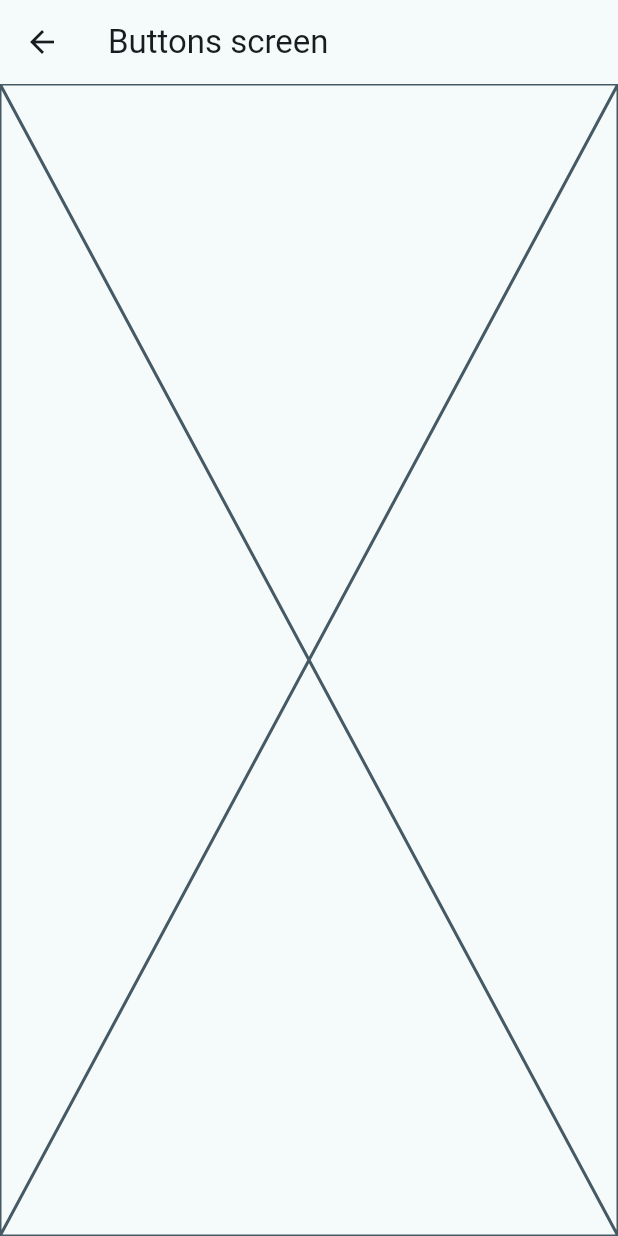
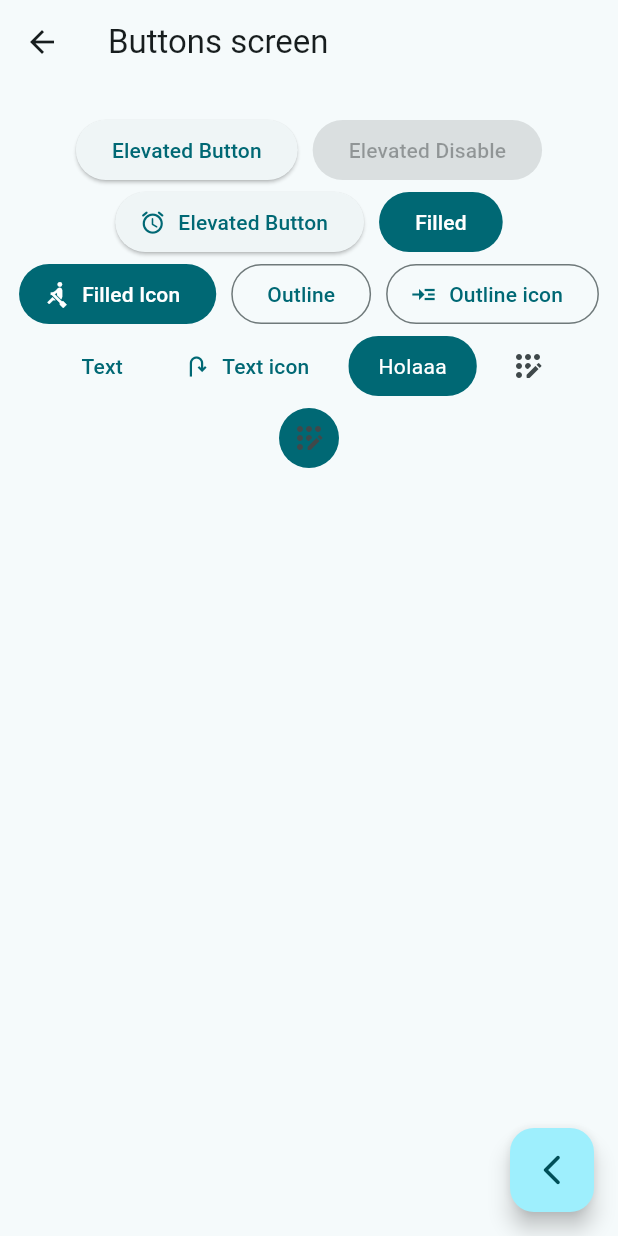
Before and after one commit to erivas17/fl_widgets_app, a Flutter app: the screen it shows after launch, after a tap on "Botones", on a phone screen of 412 x 824 dp. Run offline on Flutter 3.47's test engine with Material 2 defaults, Android fonts, the phone set to English and light mode, and no system bars; our stand-ins replace go_router.

Commit message:
buttons screen finished

```diff
--- a/lib/config/menu/menu_items.dart
+++ b/lib/config/menu/menu_items.dart
@@ -22,6 +22,6 @@ const appMenuItems = <MenuItem>[
   MenuItem(
       tittle: 'Tarjetas',
       subTittle: 'Contenedor estilizado',
-      url: '/card',
+      url: '/cards',
       icon: Icons.credit_card),
 ];
--- /dev/null
+++ b/lib/config/router/app_router.dart
@@ -0,0 +1,28 @@
+import 'package:go_router/go_router.dart';
+import 'package:widgets_app/presentation/screens/buttons/buttons_screen.dart';
+import 'package:widgets_app/presentation/screens/buttons/cards/cards_screen.dart';
+import 'package:widgets_app/presentation/screens/home/home_screen.dart';
+
+/// The route configuration.
+final GoRouter appRouter = GoRouter(
+  routes: <RouteBase>[
+    GoRoute(
+      path: '/',
+      builder: (context, GoRouterState state) {
+        return const HomeScreen();
+      },
+    ),
+    GoRoute(
+      path: '/buttons',
+      builder: (context, GoRouterState state) {
+        return const ButtonsScreen();
+      },
+    ),
+    GoRoute(
+      path: '/cards',
+      builder: (context, GoRouterState state) {
+        return const CardsScreen();
+      },
+    ),
+  ],
+);
--- a/lib/main.dart
+++ b/lib/main.dart
@@ -1,8 +1,6 @@
 import 'package:flutter/material.dart';
+import 'package:widgets_app/config/router/app_router.dart';
 import 'package:widgets_app/config/theme/app_theme.dart';
-import 'package:widgets_app/presentation/screens/buttons/buttons_screen.dart';
-import 'package:widgets_app/presentation/screens/buttons/cards/cards_screen.dart';
-import 'package:widgets_app/presentation/screens/home/home_screen.dart';
 
 void main() {
   runApp(const MainApp());
@@ -13,14 +11,10 @@ class MainApp extends StatelessWidget {
 
   @override
   Widget build(BuildContext context) {
-    return MaterialApp(
+    return MaterialApp.router(
+      routerConfig: appRouter,
       debugShowCheckedModeBanner: false,
       theme: AppTheme(selectedColor: 8).getTheme(),
-      home: const HomeScreen(),
-      routes: {
-        '/buttons': (context) => const ButtonsScreen(),
-        '/cards': (context) => const CardsScreen(),
-      },
     );
   }
 }
--- a/lib/presentation/screens/buttons/buttons_screen.dart
+++ b/lib/presentation/screens/buttons/buttons_screen.dart
@@ -1,4 +1,5 @@
 import 'package:flutter/material.dart';
+import 'package:go_router/go_router.dart';
 
 class ButtonsScreen extends StatelessWidget {
   const ButtonsScreen({super.key});
@@ -9,7 +10,93 @@ class ButtonsScreen extends StatelessWidget {
       appBar: AppBar(
         title: const Text('Buttons screen'),
       ),
-      body: const Placeholder(),
+      body: _ButtonsView(),
+      floatingActionButton: FloatingActionButton(
+        child: Icon(Icons.arrow_back_ios_new_rounded),
+        onPressed: () {
+          context.pop();
+        },
+      ),
     );
   }
 }
+
+class _ButtonsView extends StatelessWidget {
+  const _ButtonsView();
+
+  @override
+  Widget build(BuildContext context) {
+    final colors = Theme.of(context).colorScheme;
+    return SizedBox(
+      width: double.infinity,
+      child: Padding(
+        padding: const EdgeInsets.symmetric(horizontal: 10, vertical: 20),
+        child: Wrap(
+          spacing: 10,
+          crossAxisAlignment: WrapCrossAlignment.center,
+          alignment: WrapAlignment.center,
+          children: [
+            ElevatedButton(
+                onPressed: () {}, child: const Text('Elevated Button')),
+            const ElevatedButton(
+                onPressed: null, child: Text('Elevated Disable')),
+            ElevatedButton.icon(
+                onPressed: () {},
+                icon: const Icon(Icons.access_alarm_rounded),
+                label: const Text('Elevated Button')),
+            FilledButton(onPressed: () {}, child: const Text('Filled')),
+            FilledButton.icon(
+              onPressed: () {},
+              icon: const Icon(Icons.rowing_outlined),
+              label: const Text('Filled Icon'),
+            ),
+            OutlinedButton(onPressed: () {}, child: const Text('Outline')),
+            OutlinedButton.icon(
+                onPressed: () {},
+                icon: const Icon(Icons.read_more),
+                label: const Text('Outline icon')),
+            TextButton(onPressed: () {}, child: const Text('Text')),
+            TextButton.icon(
+                onPressed: () {},
+                icon: const Icon(Icons.u_turn_right),
+                label: const Text('Text icon')),
+            const CustomButton(),
+            IconButton(
+                onPressed: () {},
+                icon: const Icon(Icons.app_registration_rounded)),
+            IconButton(
+              onPressed: () {},
+              icon: const Icon(Icons.app_registration_rounded),
+              style: ButtonStyle(
+                  backgroundColor: MaterialStatePropertyAll(colors.primary)),
+            )
+          ],
+        ),
+      ),
+    );
+  }
+}
+
+class CustomButton extends StatelessWidget {
+  const CustomButton({super.key});
+
+  @override
+  Widget build(BuildContext context) {
+    final colors = Theme.of(context).colorScheme;
+    return ClipRRect(
+      borderRadius: BorderRadius.circular(20),
+      child: Material(
+        color: colors.primary,
+        child: InkWell(
+          onTap: () {},
+          child: Padding(
+              padding: EdgeInsets.symmetric(horizontal: 20, vertical: 10),
+              child: Text(
+                'Holaaa',
+                style: TextStyle(color: Colors.white),
+              )),
+        ),
+      ),
+    );
+  }
+}
--- a/lib/presentation/screens/home/home_screen.dart
+++ b/lib/presentation/screens/home/home_screen.dart
@@ -1,4 +1,5 @@
 import 'package:flutter/material.dart';
+import 'package:go_router/go_router.dart';
 import 'package:widgets_app/config/menu/menu_items.dart';
 import 'package:widgets_app/presentation/screens/buttons/buttons_screen.dart';
 
@@ -55,7 +56,8 @@ class _CustomListTile extends StatelessWidget {
       onTap: () {
         /* Navigator.of(context).push(
             MaterialPageRoute(builder: (context) => const ButtonsScreen())); */
-        Navigator.pushNamed(context, menuItem.url);
+        //Navigator.pushNamed(context, menuItem.url);
+        context.push(menuItem.url);
       },
     );
   }
--- a/pubspec.yaml
+++ b/pubspec.yaml
@@ -9,6 +9,7 @@ environment:
 dependencies:
   flutter:
     sdk: flutter
+  go_router: ^10.1.0
 
 dev_dependencies:
   flutter_test:
```
Also changed, not shown: pubspec.lock.
